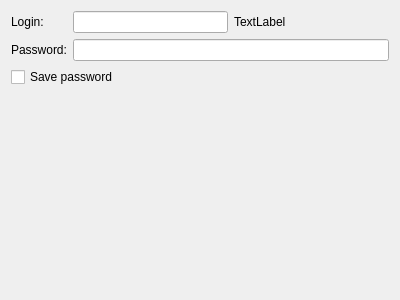
euroelessar/qutim, file protocols/jabber/src/protocol/jaccountwizardpage.ui: the form before one commit.
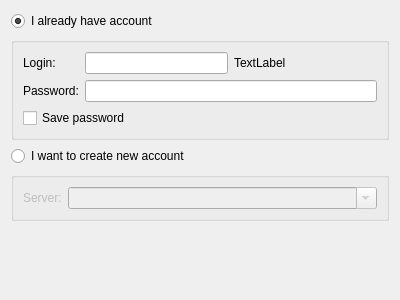
The form after the commit.

The edit to the form file:
```diff
--- a/protocols/jabber/src/protocol/jaccountwizardpage.ui
+++ b/protocols/jabber/src/protocol/jaccountwizardpage.ui
@@ -15,11 +15,22 @@
   </property>
   <layout class="QVBoxLayout" name="verticalLayout">
    <item>
+    <widget class="QRadioButton" name="oldAccountButton">
+     <property name="text">
+      <string>I already have account</string>
+     </property>
+     <property name="checked">
+      <bool>true</bool>
+     </property>
+    </widget>
+   </item>
+   <item>
+    <widget class="QGroupBox" name="groupBox">
+     <property name="title">
+      <string/>
+     </property>
     <layout class="QFormLayout" name="formLayout">
-     <property name="labelAlignment">
-      <set>Qt::AlignLeading|Qt::AlignLeft|Qt::AlignTop</set>
-     </property>
-     <item row="1" column="0">
+      <item row="0" column="0">
       <widget class="QLabel" name="label">
        <property name="sizePolicy">
         <sizepolicy hsizetype="Fixed" vsizetype="Preferred">
@@ -32,7 +43,7 @@
        </property>
       </widget>
      </item>
-     <item row="1" column="1">
+      <item row="0" column="1">
       <layout class="QHBoxLayout" name="horizontalLayout">
        <item>
         <widget class="QLineEdit" name="jidEdit"/>
@@ -52,7 +63,14 @@
        </item>
       </layout>
      </item>
-     <item row="2" column="1">
+      <item row="1" column="0">
+       <widget class="QLabel" name="label_4">
+        <property name="text">
+         <string>Password:</string>
+        </property>
+       </widget>
+      </item>
+      <item row="1" column="1">
       <widget class="QLineEdit" name="passwdEdit">
        <property name="inputMask">
         <string/>
@@ -62,21 +80,56 @@
        </property>
       </widget>
      </item>
-     <item row="2" column="0">
-      <widget class="QLabel" name="label_4">
-       <property name="text">
-        <string>Password:</string>
-       </property>
-      </widget>
-     </item>
-     <item row="3" column="0" colspan="2">
+      <item row="2" column="0" colspan="2">
       <widget class="QCheckBox" name="savePasswdCheck">
        <property name="text">
         <string>Save password</string>
        </property>
       </widget>
      </item>
-     <item row="5" column="0">
+     </layout>
+    </widget>
+   </item>
+   <item>
+    <widget class="QRadioButton" name="newAccountButton">
+     <property name="text">
+      <string>I want to create new account</string>
+     </property>
+    </widget>
+   </item>
+   <item>
+    <widget class="QGroupBox" name="groupBox_2">
+     <property name="enabled">
+      <bool>false</bool>
+     </property>
+     <property name="title">
+      <string/>
+     </property>
+     <layout class="QFormLayout" name="formLayout_2">
+      <item row="0" column="0">
+       <widget class="QLabel" name="label_2">
+        <property name="text">
+         <string>Server:</string>
+        </property>
+       </widget>
+      </item>
+      <item row="0" column="1">
+       <widget class="QComboBox" name="serverEdit">
+        <property name="sizePolicy">
+         <sizepolicy hsizetype="Expanding" vsizetype="Fixed">
+          <horstretch>0</horstretch>
+          <verstretch>0</verstretch>
+         </sizepolicy>
+        </property>
+        <property name="editable">
+         <bool>true</bool>
+        </property>
+       </widget>
+      </item>
+     </layout>
+    </widget>
+   </item>
+   <item>
       <spacer name="verticalSpacer">
        <property name="orientation">
         <enum>Qt::Vertical</enum>
@@ -84,23 +137,11 @@
        <property name="sizeHint" stdset="0">
         <size>
          <width>20</width>
-         <height>40</height>
+       <height>106</height>
         </size>
        </property>
       </spacer>
      </item>
-     <item row="4" column="0" colspan="2">
-      <widget class="QLabel" name="helpLabel">
-       <property name="text">
-        <string/>
-       </property>
-       <property name="wordWrap">
-        <bool>true</bool>
-       </property>
-      </widget>
-     </item>
-    </layout>
-   </item>
   </layout>
  </widget>
  <resources/>
```
Left out of the diff: 35 changed lines with no effect on the pictures. Lines whose indentation alone changed are shown as unchanged.
